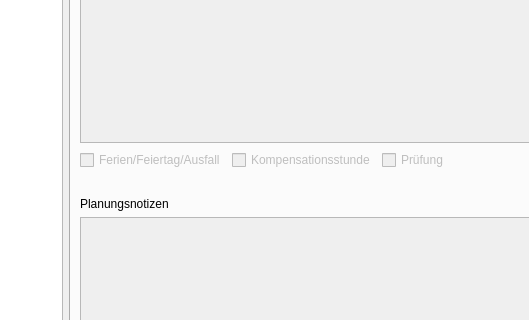
Old version of the form MainWindow.ui in the repository pyphil/Kursbuch; both pictures show x 191 to 720 and y 112 to 432 of the 1032 by 681 pixel window.
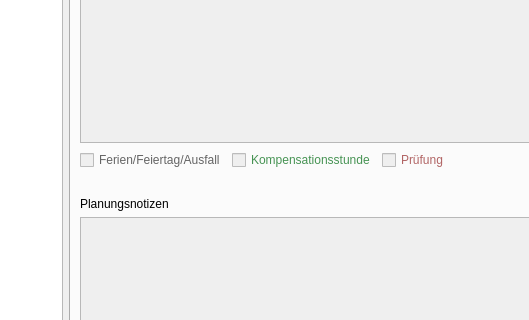
New version of the form. Icons and pictures are not drawn.

Commit message: Checkbox colors

```diff
--- a/MainWindow.ui
+++ b/MainWindow.ui
@@ -181,6 +181,9 @@
             <property name="enabled">
              <bool>false</bool>
             </property>
+            <property name="styleSheet">
+             <string notr="true">color: rgb(100, 100, 100);</string>
+            </property>
             <property name="text">
              <string>Ferien/Feiertag/Ausfall</string>
             </property>
@@ -191,6 +194,9 @@
             <property name="enabled">
              <bool>false</bool>
             </property>
+            <property name="styleSheet">
+             <string notr="true">color: rgb(70, 147, 83);</string>
+            </property>
             <property name="text">
              <string>Kompensationsstunde</string>
             </property>
@@ -201,6 +207,9 @@
             <property name="enabled">
              <bool>false</bool>
             </property>
+            <property name="styleSheet">
+             <string notr="true">color: rgb(177, 100, 100);</string>
+            </property>
             <property name="text">
              <string>Prüfung</string>
             </property>
```
The commit also changes 1 other file.
